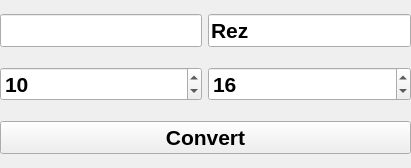
Qt form mainwindow.ui (4n51n3/nconv-qt) before a commit.
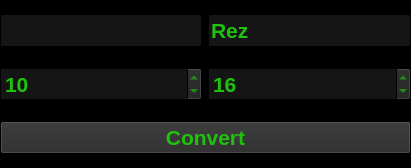
The same form after that commit.

```diff
--- a/mainwindow.ui
+++ b/mainwindow.ui
@@ -22,6 +22,529 @@
     <height>168</height>
    </size>
   </property>
+  <property name="palette">
+   <palette>
+    <active>
+     <colorrole role="WindowText">
+      <brush brushstyle="SolidPattern">
+       <color alpha="255">
+        <red>32</red>
+        <green>194</green>
+        <blue>14</blue>
+       </color>
+      </brush>
+     </colorrole>
+     <colorrole role="Button">
+      <brush brushstyle="SolidPattern">
+       <color alpha="255">
+        <red>33</red>
+        <green>33</green>
+        <blue>33</blue>
+       </color>
+      </brush>
+     </colorrole>
+     <colorrole role="Light">
+      <brush brushstyle="SolidPattern">
+       <color alpha="255">
+        <red>33</red>
+        <green>33</green>
+        <blue>33</blue>
+       </color>
+      </brush>
+     </colorrole>
+     <colorrole role="Midlight">
+      <brush brushstyle="SolidPattern">
+       <color alpha="255">
+        <red>25</red>
+        <green>25</green>
+        <blue>25</blue>
+       </color>
+      </brush>
+     </colorrole>
+     <colorrole role="Dark">
+      <brush brushstyle="SolidPattern">
+       <color alpha="255">
+        <red>33</red>
+        <green>33</green>
+        <blue>33</blue>
+       </color>
+      </brush>
+     </colorrole>
+     <colorrole role="Mid">
+      <brush brushstyle="SolidPattern">
+       <color alpha="255">
+        <red>32</red>
+        <green>32</green>
+        <blue>32</blue>
+       </color>
+      </brush>
+     </colorrole>
+     <colorrole role="Text">
+      <brush brushstyle="SolidPattern">
+       <color alpha="255">
+        <red>32</red>
+        <green>194</green>
+        <blue>14</blue>
+       </color>
+      </brush>
+     </colorrole>
+     <colorrole role="BrightText">
+      <brush brushstyle="SolidPattern">
+       <color alpha="255">
+        <red>0</red>
+        <green>85</green>
+        <blue>0</blue>
+       </color>
+      </brush>
+     </colorrole>
+     <colorrole role="ButtonText">
+      <brush brushstyle="SolidPattern">
+       <color alpha="255">
+        <red>32</red>
+        <green>194</green>
+        <blue>14</blue>
+       </color>
+      </brush>
+     </colorrole>
+     <colorrole role="Base">
+      <brush brushstyle="SolidPattern">
+       <color alpha="255">
+        <red>21</red>
+        <green>21</green>
+        <blue>21</blue>
+       </color>
+      </brush>
+     </colorrole>
+     <colorrole role="Window">
+      <brush brushstyle="SolidPattern">
+       <color alpha="255">
+        <red>0</red>
+        <green>0</green>
+        <blue>0</blue>
+       </color>
+      </brush>
+     </colorrole>
+     <colorrole role="Shadow">
+      <brush brushstyle="SolidPattern">
+       <color alpha="255">
+        <red>25</red>
+        <green>25</green>
+        <blue>25</blue>
+       </color>
+      </brush>
+     </colorrole>
+     <colorrole role="Highlight">
+      <brush brushstyle="SolidPattern">
+       <color alpha="255">
+        <red>0</red>
+        <green>81</green>
+        <blue>0</blue>
+       </color>
+      </brush>
+     </colorrole>
+     <colorrole role="HighlightedText">
+      <brush brushstyle="SolidPattern">
+       <color alpha="255">
+        <red>37</red>
+        <green>226</green>
+        <blue>16</blue>
+       </color>
+      </brush>
+     </colorrole>
+     <colorrole role="Link">
+      <brush brushstyle="SolidPattern">
+       <color alpha="255">
+        <red>0</red>
+        <green>0</green>
+        <blue>0</blue>
+       </color>
+      </brush>
+     </colorrole>
+     <colorrole role="LinkVisited">
+      <brush brushstyle="SolidPattern">
+       <color alpha="255">
+        <red>0</red>
+        <green>0</green>
+        <blue>0</blue>
+       </color>
+      </brush>
+     </colorrole>
+     <colorrole role="AlternateBase">
+      <brush brushstyle="SolidPattern">
+       <color alpha="255">
+        <red>0</red>
+        <green>0</green>
+        <blue>0</blue>
+       </color>
+      </brush>
+     </colorrole>
+     <colorrole role="ToolTipBase">
+      <brush brushstyle="SolidPattern">
+       <color alpha="255">
+        <red>0</red>
+        <green>0</green>
+        <blue>0</blue>
+       </color>
+      </brush>
+     </colorrole>
+     <colorrole role="ToolTipText">
+      <brush brushstyle="SolidPattern">
+       <color alpha="255">
+        <red>0</red>
+        <green>0</green>
+        <blue>0</blue>
+       </color>
+      </brush>
+     </colorrole>
+    </active>
+    <inactive>
+     <colorrole role="WindowText">
+      <brush brushstyle="SolidPattern">
+       <color alpha="255">
+        <red>32</red>
+        <green>194</green>
+        <blue>14</blue>
+       </color>
+      </brush>
+     </colorrole>
+     <colorrole role="Button">
+      <brush brushstyle="SolidPattern">
+       <color alpha="255">
+        <red>33</red>
+        <green>33</green>
+        <blue>33</blue>
+       </color>
+      </brush>
+     </colorrole>
+     <colorrole role="Light">
+      <brush brushstyle="SolidPattern">
+       <color alpha="255">
+        <red>33</red>
+        <green>33</green>
+        <blue>33</blue>
+       </color>
+      </brush>
+     </colorrole>
+     <colorrole role="Midlight">
+      <brush brushstyle="SolidPattern">
+       <color alpha="255">
+        <red>25</red>
+        <green>25</green>
+        <blue>25</blue>
+       </color>
+      </brush>
+     </colorrole>
+     <colorrole role="Dark">
+      <brush brushstyle="SolidPattern">
+       <color alpha="255">
+        <red>33</red>
+        <green>33</green>
+        <blue>33</blue>
+       </color>
+      </brush>
+     </colorrole>
+     <colorrole role="Mid">
+      <brush brushstyle="SolidPattern">
+       <color alpha="255">
+        <red>32</red>
+        <green>32</green>
+        <blue>32</blue>
+       </color>
+      </brush>
+     </colorrole>
+     <colorrole role="Text">
+      <brush brushstyle="SolidPattern">
+       <color alpha="255">
+        <red>32</red>
+        <green>194</green>
+        <blue>14</blue>
+       </color>
+      </brush>
+     </colorrole>
+     <colorrole role="BrightText">
+      <brush brushstyle="SolidPattern">
+       <color alpha="255">
+        <red>0</red>
+        <green>85</green>
+        <blue>0</blue>
+       </color>
+      </brush>
+     </colorrole>
+     <colorrole role="ButtonText">
+      <brush brushstyle="SolidPattern">
+       <color alpha="255">
+        <red>32</red>
+        <green>194</green>
+        <blue>14</blue>
+       </color>
+      </brush>
+     </colorrole>
+     <colorrole role="Base">
+      <brush brushstyle="SolidPattern">
+       <color alpha="255">
+        <red>21</red>
+        <green>21</green>
+        <blue>21</blue>
+       </color>
+      </brush>
+     </colorrole>
+     <colorrole role="Window">
+      <brush brushstyle="SolidPattern">
+       <color alpha="255">
+        <red>0</red>
+        <green>0</green>
+        <blue>0</blue>
+       </color>
+      </brush>
+     </colorrole>
+     <colorrole role="Shadow">
+      <brush brushstyle="SolidPattern">
+       <color alpha="255">
+        <red>25</red>
+        <green>25</green>
+        <blue>25</blue>
+       </color>
+      </brush>
+     </colorrole>
+     <colorrole role="Highlight">
+      <brush brushstyle="SolidPattern">
+       <color alpha="255">
+        <red>0</red>
+        <green>81</green>
+        <blue>0</blue>
+       </color>
+      </brush>
+     </colorrole>
+     <colorrole role="HighlightedText">
+      <brush brushstyle="SolidPattern">
+       <color alpha="255">
+        <red>37</red>
+        <green>226</green>
+        <blue>16</blue>
+       </color>
+      </brush>
+     </colorrole>
+     <colorrole role="Link">
+      <brush brushstyle="SolidPattern">
+       <color alpha="255">
+        <red>0</red>
+        <green>0</green>
+        <blue>0</blue>
+       </color>
+      </brush>
+     </colorrole>
+     <colorrole role="LinkVisited">
+      <brush brushstyle="SolidPattern">
+       <color alpha="255">
+        <red>0</red>
+        <green>0</green>
+        <blue>0</blue>
+       </color>
+      </brush>
+     </colorrole>
+     <colorrole role="AlternateBase">
+      <brush brushstyle="SolidPattern">
+       <color alpha="255">
+        <red>0</red>
+        <green>0</green>
+        <blue>0</blue>
+       </color>
+      </brush>
+     </colorrole>
+     <colorrole role="ToolTipBase">
+      <brush brushstyle="SolidPattern">
+       <color alpha="255">
+        <red>0</red>
+        <green>0</green>
+        <blue>0</blue>
+       </color>
+      </brush>
+     </colorrole>
+     <colorrole role="ToolTipText">
+      <brush brushstyle="SolidPattern">
+       <color alpha="255">
+        <red>0</red>
+        <green>0</green>
+        <blue>0</blue>
+       </color>
+      </brush>
+     </colorrole>
+    </inactive>
+    <disabled>
+     <colorrole role="WindowText">
+      <brush brushstyle="SolidPattern">
+       <color alpha="255">
+        <red>33</red>
+        <green>33</green>
+        <blue>33</blue>
+       </color>
+      </brush>
+     </colorrole>
+     <colorrole role="Button">
+      <brush brushstyle="SolidPattern">
+       <color alpha="255">
+        <red>33</red>
+        <green>33</green>
+        <blue>33</blue>
+       </color>
+      </brush>
+     </colorrole>
+     <colorrole role="Light">
+      <brush brushstyle="SolidPattern">
+       <color alpha="255">
+        <red>33</red>
+        <green>33</green>
+        <blue>33</blue>
+       </color>
+      </brush>
+     </colorrole>
+     <colorrole role="Midlight">
+      <brush brushstyle="SolidPattern">
+       <color alpha="255">
+        <red>25</red>
+        <green>25</green>
+        <blue>25</blue>
+       </color>
+      </brush>
+     </colorrole>
+     <colorrole role="Dark">
+      <brush brushstyle="SolidPattern">
+       <color alpha="255">
+        <red>33</red>
+        <green>33</green>
+        <blue>33</blue>
+       </color>
+      </brush>
+     </colorrole>
+     <colorrole role="Mid">
+      <brush brushstyle="SolidPattern">
+       <color alpha="255">
+        <red>32</red>
+        <green>32</green>
+        <blue>32</blue>
+       </color>
+      </brush>
+     </colorrole>
+     <colorrole role="Text">
+      <brush brushstyle="SolidPattern">
+       <color alpha="255">
+        <red>33</red>
+        <green>33</green>
+        <blue>33</blue>
+       </color>
+      </brush>
+     </colorrole>
+     <colorrole role="BrightText">
+      <brush brushstyle="SolidPattern">
+       <color alpha="255">
+        <red>0</red>
+        <green>85</green>
+        <blue>0</blue>
+       </color>
+      </brush>
+     </colorrole>
+     <colorrole role="ButtonText">
+      <brush brushstyle="SolidPattern">
+       <color alpha="255">
+        <red>33</red>
+        <green>33</green>
+        <blue>33</blue>
+       </color>
+      </brush>
+     </colorrole>
+     <colorrole role="Base">
+      <brush brushstyle="SolidPattern">
+       <color alpha="255">
+        <red>0</red>
+        <green>0</green>
+        <blue>0</blue>
+       </color>
+      </brush>
+     </colorrole>
+     <colorrole role="Window">
+      <brush brushstyle="SolidPattern">
+       <color alpha="255">
+        <red>0</red>
+        <green>0</green>
+        <blue>0</blue>
+       </color>
+      </brush>
+     </colorrole>
+     <colorrole role="Shadow">
+      <brush brushstyle="SolidPattern">
+       <color alpha="255">
+        <red>25</red>
+        <green>25</green>
+        <blue>25</blue>
+       </color>
+      </brush>
+     </colorrole>
+     <colorrole role="Highlight">
+      <brush brushstyle="SolidPattern">
+       <color alpha="255">
+        <red>0</red>
+        <green>0</green>
+        <blue>128</blue>
+       </color>
+      </brush>
+     </colorrole>
+     <colorrole role="HighlightedText">
+      <brush brushstyle="SolidPattern">
+       <color alpha="255">
+        <red>37</red>
+        <green>226</green>
+        <blue>16</blue>
+       </color>
+      </brush>
+     </colorrole>
+     <colorrole role="Link">
+      <brush brushstyle="SolidPattern">
+       <color alpha="255">
+        <red>0</red>
+        <green>0</green>
+        <blue>0</blue>
+       </color>
+      </brush>
+     </colorrole>
+     <colorrole role="LinkVisited">
+      <brush brushstyle="SolidPattern">
+       <color alpha="255">
+        <red>0</red>
+        <green>0</green>
+        <blue>0</blue>
+       </color>
+      </brush>
+     </colorrole>
+     <colorrole role="AlternateBase">
+      <brush brushstyle="SolidPattern">
+       <color alpha="255">
+        <red>0</red>
+        <green>0</green>
+        <blue>0</blue>
+       </color>
+      </brush>
+     </colorrole>
+     <colorrole role="ToolTipBase">
+      <brush brushstyle="SolidPattern">
+       <color alpha="255">
+        <red>0</red>
+        <green>0</green>
+        <blue>0</blue>
+       </color>
+      </brush>
+     </colorrole>
+     <colorrole role="ToolTipText">
+      <brush brushstyle="SolidPattern">
+       <color alpha="255">
+        <red>0</red>
+        <green>0</green>
+        <blue>0</blue>
+       </color>
+      </brush>
+     </colorrole>
+    </disabled>
+   </palette>
+  </property>
   <property name="font">
    <font>
     <pointsize>16</pointsize>
@@ -73,6 +596,70 @@
     </item>
     <item row="0" column="0">
      <widget class="QLineEdit" name="lineEdit">
+      <property name="palette">
+       <palette>
+        <active>
+         <colorrole role="Button">
+          <brush brushstyle="SolidPattern">
+           <color alpha="255">
+            <red>29</red>
+            <green>29</green>
+            <blue>29</blue>
+           </color>
+          </brush>
+         </colorrole>
+         <colorrole role="Text">
+          <brush brushstyle="SolidPattern">
+           <color alpha="200">
+            <red>32</red>
+            <green>194</green>
+            <blue>14</blue>
+           </color>
+          </brush>
+         </colorrole>
+        </active>
+        <inactive>
+         <colorrole role="Button">
+          <brush brushstyle="SolidPattern">
+           <color alpha="255">
+            <red>29</red>
+            <green>29</green>
+            <blue>29</blue>
+           </color>
+          </brush>
+         </colorrole>
+         <colorrole role="Text">
+          <brush brushstyle="SolidPattern">
+           <color alpha="200">
+            <red>32</red>
+            <green>194</green>
+            <blue>14</blue>
+           </color>
+          </brush>
+         </colorrole>
+        </inactive>
+        <disabled>
+         <colorrole role="Button">
+          <brush brushstyle="SolidPattern">
+           <color alpha="255">
+            <red>29</red>
+            <green>29</green>
+            <blue>29</blue>
+           </color>
+          </brush>
+         </colorrole>
+         <colorrole role="Text">
+          <brush brushstyle="SolidPattern">
+           <color alpha="255">
+            <red>0</red>
+            <green>85</green>
+            <blue>0</blue>
+           </color>
+          </brush>
+         </colorrole>
+        </disabled>
+       </palette>
+      </property>
       <property name="inputMask">
        <string/>
       </property>
@@ -96,6 +683,70 @@
     </item>
     <item row="2" column="0" colspan="2">
      <widget class="QPushButton" name="convertButton">
+      <property name="palette">
+       <palette>
+        <active>
+         <colorrole role="Button">
+          <brush brushstyle="SolidPattern">
+           <color alpha="255">
+            <red>42</red>
+            <green>42</green>
+            <blue>42</blue>
+           </color>
+          </brush>
+         </colorrole>
+         <colorrole role="Shadow">
+          <brush brushstyle="SolidPattern">
+           <color alpha="255">
+            <red>42</red>
+            <green>42</green>
+            <blue>42</blue>
+           </color>
+          </brush>
+         </colorrole>
+        </active>
+        <inactive>
+         <colorrole role="Button">
+          <brush brushstyle="SolidPattern">
+           <color alpha="255">
+            <red>42</red>
+            <green>42</green>
+            <blue>42</blue>
+           </color>
+          </brush>
+         </colorrole>
+         <colorrole role="Shadow">
+          <brush brushstyle="SolidPattern">
+           <color alpha="255">
+            <red>42</red>
+            <green>42</green>
+            <blue>42</blue>
+           </color>
+          </brush>
+         </colorrole>
+        </inactive>
+        <disabled>
+         <colorrole role="Button">
+          <brush brushstyle="SolidPattern">
+           <color alpha="255">
+            <red>42</red>
+            <green>42</green>
+            <blue>42</blue>
+           </color>
+          </brush>
+         </colorrole>
+         <colorrole role="Shadow">
+          <brush brushstyle="SolidPattern">
+           <color alpha="255">
+            <red>42</red>
+            <green>42</green>
+            <blue>42</blue>
+           </color>
+          </brush>
+         </colorrole>
+        </disabled>
+       </palette>
+      </property>
       <property name="autoFillBackground">
        <bool>false</bool>
       </property>
```
Left out of the diff: 2 changed lines with no effect on the pictures.
